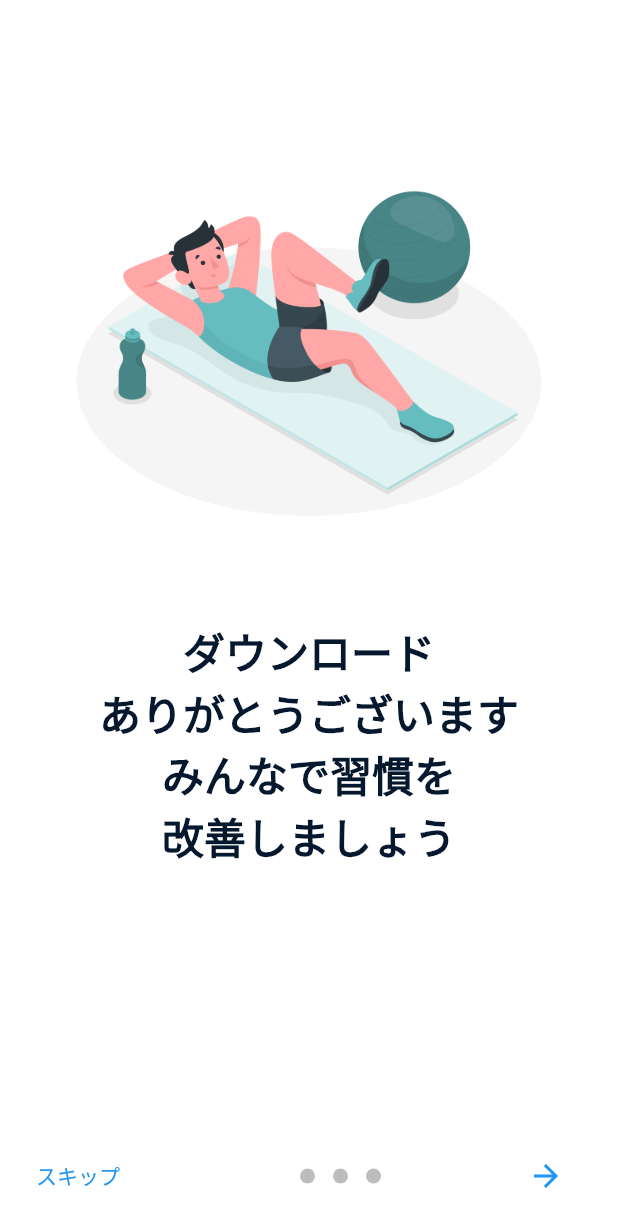
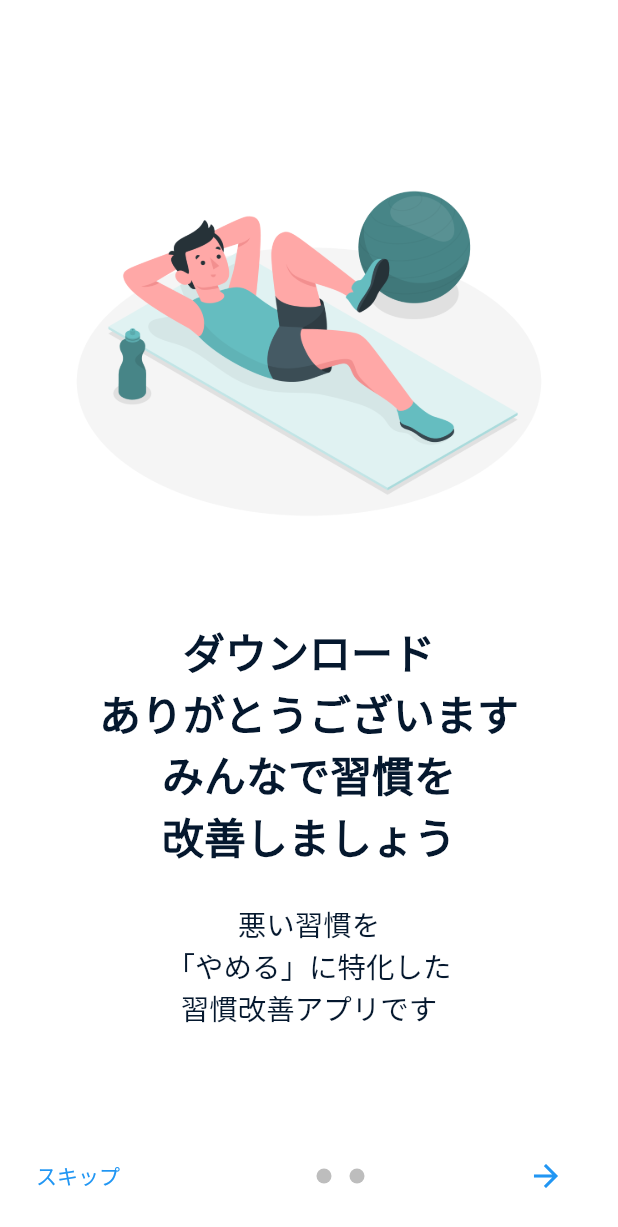
Before and after one commit to tetzar/brebit, a Flutter app: the screen it shows after launch, on a phone screen of 412 x 824 dp. Shown: the top 1227 px of the screen. Run offline on Flutter 3.47's test engine with Material 2 defaults, Android fonts, the phone set to English and light mode, and no system bars; drawn by our look-alikes of introduction_screen; our stand-ins replace cached_network_image, firebase_auth, firebase_core, firebase_dynamic_links, firebase_messaging, flutter_advanced_switch and 18 more; missing offline and left inert: app_settings, emojis, image_size_getter, notification_permissions, photo_manager, time_machine; accounts and stored records are empty; statements that could not run were skipped.

Commit message:
modify introduction.

```diff
--- a/lib/view/start/introduction.dart
+++ b/lib/view/start/introduction.dart
@@ -12,7 +12,7 @@ class Introduction extends StatefulWidget {
 class _IntroductionState extends State<Introduction> {
   final introKey = GlobalKey<IntroductionScreenState>();
 
-  void _onIntroEnd(context){
+  void _onIntroEnd(context) {
     LocalManager.setHasStarted();
     Navigator.of(context).pushReplacementNamed('/title');
   }
@@ -26,7 +26,8 @@ class _IntroductionState extends State<Introduction> {
 
   Widget _buildSvg(String assetName) {
     return Align(
-      child: SvgPicture.asset('assets/introduction/$assetName.svg', width: 325.0),
+      child:
+          SvgPicture.asset('assets/introduction/$assetName.svg', width: 325.0),
       alignment: Alignment.bottomCenter,
     );
   }
@@ -47,44 +48,22 @@ class _IntroductionState extends State<Introduction> {
       pages: [
         PageViewModel(
           title: "ダウンロード\nありがとうございます\nみんなで習慣を\n改善しましょう",
-          body: "",
+          body: "悪い習慣を\n「やめる」に特化した\n習慣改善アプリです",
           image: _buildImage('img1'),
-          decoration: pageDecoration,
-        ),
-        PageViewModel(
-          title: "悪い習慣を\n「やめる」に特化した\n習慣改善アプリです",
-          body: "",
-          image: _buildImage('img2'),
           decoration: pageDecoration,
         ),
         PageViewModel(
           title: "戦略を活用",
           body:
-          "「タバコを吸いそうになったら」「ガムを噛む」\n「スマホを見そうになったら」「スクワットする」\nこういった戦略を活用することは、効果的にやめることにつながります。\nあなたにあった戦略の提案と、あなただけの戦略を作成が可能です。",
-          image: _buildImage('img2'),
-
-          // footer: ButtonTheme(
-          //   minWidth: 300.0,
-          //   height: 56.0,
-          //   child: RaisedButton(
-          //     onPressed: () {
-          //       introKey.currentState?.animateScroll(0);
-          //     },
-          //     child: const Text(
-          //       'はじめる',
-          //       style: TextStyle(color: Colors.white),
-          //     ),
-          //     color: Theme.of(context).primaryColor,
-          //     shape: const StadiumBorder(),
-          //   ),
-          // ),
-
+              "例えば「スマホを見そうになったら」「スクワットする」。\nこういった戦略を活用することは、効果的にやめることにつながります。\nあなたにあった戦略の提案と、あなただけの戦略を作成が可能です。",
+          image: _buildImage('intro-strategy2x'),
           decoration: pageDecoration,
         ),
         PageViewModel(
           title: "習慣を記録",
-          body: "悪い習慣を行ってしまった、欲求を回避した、そんなときはBrebitの記録機能を利用しましょう。過去の記録を振り返り、今の行動に繋げましょう！\nまた、目標への進捗状況がひと目でわかるようになっているので、少しづつ「やめる」に近づいていることを実感しながら継続できます。",
-          image: _buildSvg('intro-strategy'),
+          body:
+              "悪い習慣を行ってしまった、欲求を回避した、そんなときはBrebitの記録機能を利用しましょう。過去の記録を振り返り、今の行動に繋げましょう！\nまた、目標への進捗状況がひと目でわかるようになっているので、少しづつ「やめる」に近づいていることを実感しながら継続できます。",
+          image: _buildImage('intro-logs2x'),
           decoration: pageDecoration,
         ),
       ],
@@ -104,6 +83,7 @@ class _IntroductionState extends State<Introduction> {
           borderRadius: BorderRadius.all(Radius.circular(25.0)),
         ),
       ),
+      globalBackgroundColor: Theme.of(context).primaryColor,
     );
   }
 }
```
